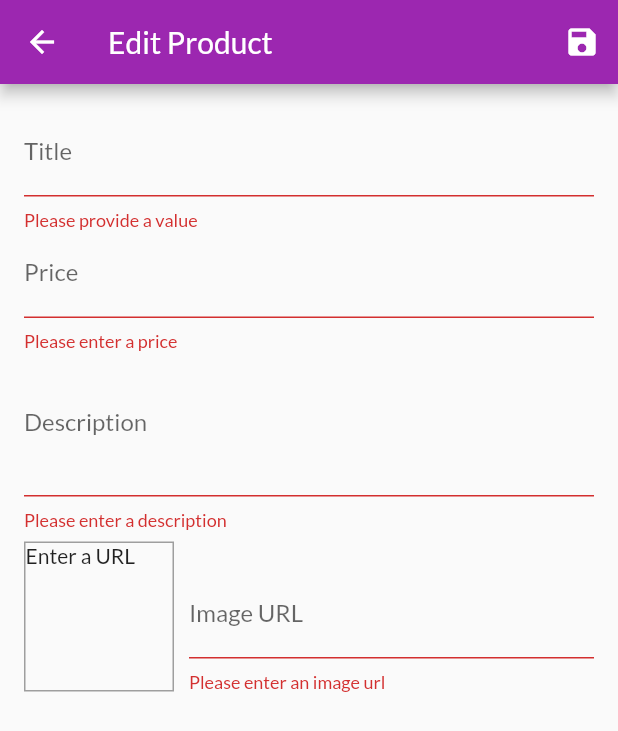
After one commit to fatih-arslan/flutter-shop-app, a Flutter app: the EditProductScreen screen opened by its route, after a tap on the "save" icon, on a phone screen of 412 x 824 dp. The commit adds this screen. Shown: the top 731 px of the screen. Run offline on Flutter 3.47's test engine with Material 2 defaults, Android fonts, the phone set to English and light mode, and no system bars; network calls fail.

Commit message:
add user input and forms

```diff
--- a/lib/providers/product.dart
+++ b/lib/providers/product.dart
@@ -1,7 +1,7 @@
 import 'package:flutter/foundation.dart';
 
 class Product with ChangeNotifier {
-  final String id;
+  final String? id;
   final String title;
   final String description;
   final double price;
--- a/lib/providers/products_provider.dart
+++ b/lib/providers/products.dart
@@ -61,8 +61,27 @@ class Products with ChangeNotifier {
   //   notifyListeners();
   // }
 
-  void addProduct() {
-    //_items.add(value);
+  void addProduct(Product product) {
+    final newProduct = Product(
+        id: DateTime.now().toString(),
+        title: product.title,
+        description: product.description,
+        price: product.price,
+        imageUrl: product.imageUrl);
+    _items.add(newProduct);
+    notifyListeners();
+  }
+
+  void updateProduct(String id, Product newProduct) {
+    final prodIndex = _items.indexWhere((prod) => prod.id == id);
+    if (prodIndex >= 0) {
+      _items[prodIndex] = newProduct;
+      notifyListeners();
+    } else {}
+  }
+
+  void deleteProduct(String id) {
+    _items.removeWhere((prod) => prod.id == id);
     notifyListeners();
   }
 }
--- /dev/null
+++ b/lib/screens/edit_product_screen.dart
@@ -0,0 +1,257 @@
+import 'package:flutter/material.dart';
+import 'package:provider/provider.dart';
+
+import '../providers/product.dart';
+import '../providers/products.dart';
+
+class EditProductScreen extends StatefulWidget {
+  static const routeName = '/edit-product';
+
+  const EditProductScreen({super.key});
+
+  @override
+  State<EditProductScreen> createState() => _EditProductScreenState();
+}
+
+class _EditProductScreenState extends State<EditProductScreen> {
+  final _priceFocusNode = FocusNode();
+  final _descriptionFocusNode = FocusNode();
+  final _imageUrlController = TextEditingController();
+  final _imageUrlFocusNode = FocusNode();
+  final _form = GlobalKey<FormState>();
+  var _editedProduct =
+      Product(id: null, title: '', price: 0, description: '', imageUrl: '');
+  var _initValues = {
+    'title': '',
+    'description': '',
+    'price': '',
+    'imageUrl': ''
+  };
+  var _isInit = true;
+
+  @override
+  void initState() {
+    _imageUrlFocusNode.addListener(_updateImageUrl);
+    super.initState();
+  }
+
+  @override
+  void didChangeDependencies() {
+    if (_isInit) {
+      final productId = ModalRoute.of(context)?.settings.arguments;
+      if (productId != null) {
+        _editedProduct = Provider.of<Products>(context, listen: false)
+            .findById(productId as String);
+        _initValues = {
+          'title': _editedProduct.title,
+          'description': _editedProduct.description,
+          'price': _editedProduct.price.toString(),
+          //'imageUrl': _editedProduct.imageUrl
+          'imageUrl': ''
+        };
+        _imageUrlController.text = _editedProduct.imageUrl;
+      }
+    }
+    _isInit = false;
+    super.didChangeDependencies();
+  }
+
+  @override
+  void dispose() {
+    _imageUrlFocusNode.removeListener(_updateImageUrl);
+    _priceFocusNode.dispose();
+    _descriptionFocusNode.dispose();
+    _imageUrlController.dispose();
+    _imageUrlFocusNode.dispose();
+    super.dispose();
+  }
+
+  void _updateImageUrl() {
+    if (!_imageUrlFocusNode.hasFocus) {
+      if (_imageUrlController.text.isEmpty ||
+          _imageUrlController.text.startsWith('http') &&
+              _imageUrlController.text.startsWith('https') ||
+          _imageUrlController.text.endsWith('png') &&
+              _imageUrlController.text.endsWith('jpg') &&
+              _imageUrlController.text.endsWith('jpeg')) {
+        return;
+      }
+
+      setState(() {});
+    }
+  }
+
+  void _saveForm() {
+    final isValid = _form.currentState!.validate();
+    if (!isValid) {
+      return;
+    }
+    _form.currentState!.save();
+    if (_editedProduct.id != null) {
+      Provider.of<Products>(context, listen: false)
+          .updateProduct(_editedProduct.id as String, _editedProduct);
+    } else {
+      Provider.of<Products>(context, listen: false).addProduct(_editedProduct);
+    }
+    Navigator.of(context).pop();
+  }
+
+  @override
+  Widget build(BuildContext context) {
+    return Scaffold(
+      appBar: AppBar(
+        title: const Text('Edit Product'),
+        actions: [
+          IconButton(onPressed: _saveForm, icon: const Icon(Icons.save))
+        ],
+      ),
+      body: Padding(
+        padding: const EdgeInsets.all(16.0),
+        child: Form(
+          key: _form,
+          child: ListView(
+            children: [
+              TextFormField(
+                initialValue: _initValues['title'],
+                decoration: const InputDecoration(labelText: 'Title'),
+                textInputAction: TextInputAction.next,
+                onFieldSubmitted: (_) {
+                  FocusScope.of(context).requestFocus(_priceFocusNode);
+                },
+                validator: (value) {
+                  if (value!.isEmpty) {
+                    return 'Please provide a value';
+                  }
+                  return null;
+                },
+                onSaved: (value) {
+                  _editedProduct = Product(
+                      id: _editedProduct.id,
+                      isFavorite: _editedProduct.isFavorite,
+                      title: value as String,
+                      description: _editedProduct.description,
+                      price: _editedProduct.price,
+                      imageUrl: _editedProduct.imageUrl);
+                },
+              ),
+              TextFormField(
+                initialValue: _initValues['price'],
+                decoration: const InputDecoration(labelText: 'Price'),
+                textInputAction: TextInputAction.next,
+                keyboardType: TextInputType.number,
+                focusNode: _priceFocusNode,
+                onFieldSubmitted: (_) {
+                  FocusScope.of(context).requestFocus(_descriptionFocusNode);
+                },
+                validator: (value) {
+                  if (value!.isEmpty) {
+                    return 'Please enter a price';
+                  }
+                  if (double.tryParse(value) == null) {
+                    return 'Please enter a valid number';
+                  }
+                  if (double.parse(value) <= 0) {
+                    return 'Please enter a number greater than zero';
+                  }
+                  return null;
+                },
+                onSaved: (value) {
+                  _editedProduct = Product(
+                      id: _editedProduct.id,
+                      isFavorite: _editedProduct.isFavorite,
+                      title: _editedProduct.title,
+                      description: _editedProduct.description,
+                      price: double.parse(value as String),
+                      imageUrl: _editedProduct.imageUrl);
+                },
+              ),
+              TextFormField(
+                initialValue: _initValues['description'],
+                decoration: const InputDecoration(labelText: 'Description'),
+                maxLines: 3,
+                textInputAction: TextInputAction.next,
+                keyboardType: TextInputType.multiline,
+                focusNode: _descriptionFocusNode,
+                validator: (value) {
+                  if (value!.isEmpty) {
+                    return 'Please enter a description';
+                  }
+                  if (value.length < 10) {
+                    return 'Should be at least 10 characters long';
+                  }
+                  return null;
+                },
+                onSaved: (value) {
+                  _editedProduct = Product(
+                      id: _editedProduct.id,
+                      isFavorite: _editedProduct.isFavorite,
+                      title: _editedProduct.title,
+                      description: value as String,
+                      price: _editedProduct.price,
+                      imageUrl: _editedProduct.imageUrl);
+                },
+              ),
+              Row(
+                crossAxisAlignment: CrossAxisAlignment.end,
+                children: [
+                  Container(
+                      width: 100,
+                      height: 100,
+                      margin: const EdgeInsets.only(top: 8, right: 10),
+                      decoration: BoxDecoration(
+                          border: Border.all(width: 1, color: Colors.grey)),
+                      child: _imageUrlController.text.isEmpty
+                          ? const Text('Enter a URL')
+                          : FittedBox(
+                              fit: BoxFit.cover,
+                              child: Image.network(_imageUrlController.text),
+                            )),
+                  Expanded(
+                    child: TextFormField(
+                      decoration:
+                          const InputDecoration(label: Text('Image URL')),
+                      keyboardType: TextInputType.url,
+                      textInputAction: TextInputAction.done,
+                      controller: _imageUrlController,
+                      onEditingComplete: () {
+                        setState(() {});
+                      },
+                      focusNode: _imageUrlFocusNode,
+                      onFieldSubmitted: (_) {
+                        _saveForm();
+                      },
+                      validator: (value) {
+                        if (value!.isEmpty) {
+                          return 'Please enter an image url';
+                        }
+                        if (!value.startsWith('http') &&
+                            !value.startsWith('https')) {
+                          return 'Please enter a valid URL';
+                        }
+                        if (!value.endsWith('png') &&
+                            !value.endsWith('jpg') &&
+                            !value.endsWith('jpeg')) {
+                          return 'Please enter a valid image URL';
+                        }
+                        return null;
+                      },
+                      onSaved: (value) {
+                        _editedProduct = Product(
+                            id: _editedProduct.id,
+                            isFavorite: _editedProduct.isFavorite,
+                            title: _editedProduct.title,
+                            description: _editedProduct.description,
+                            price: _editedProduct.price,
+                            imageUrl: value as String);
+                      },
+                    ),
+                  )
+                ],
+              )
+            ],
+          ),
+        ),
+      ),
+    );
+  }
+}
--- a/lib/screens/product_detail_screen.dart
+++ b/lib/screens/product_detail_screen.dart
@@ -1,7 +1,7 @@
 import 'package:flutter/material.dart';
 import 'package:provider/provider.dart';
 
-import '../providers/products_provider.dart';
+import '../providers/products.dart';
 
 class ProductDetailsScreen extends StatelessWidget {
   static const routeName = '/product-detail';
--- a/lib/widgets/app_drawer.dart
+++ b/lib/widgets/app_drawer.dart
@@ -1,4 +1,5 @@
 import 'package:flutter/material.dart';
+import 'package:shop_app/screens/user_products_screen.dart';
 
 import '../screens/orders_screen.dart';
 
@@ -21,12 +22,22 @@ class AppDrawer extends StatelessWidget {
             Navigator.of(context).pushReplacementNamed('/');
           },
         ),
+        const Divider(),
         ListTile(
           leading: const Icon(Icons.payment),
           title: const Text('Orders'),
           onTap: () {
             Navigator.of(context).pushReplacementNamed(OrdersScreen.routeName);
           },
+        ),
+        const Divider(),
+        ListTile(
+          leading: const Icon(Icons.edit),
+          title: const Text('Manage Products'),
+          onTap: () {
+            Navigator.of(context)
+                .pushReplacementNamed(UserProductsScreen.routeName);
+          },
         )
       ]),
     );
--- a/lib/widgets/products_grid.dart
+++ b/lib/widgets/products_grid.dart
@@ -4,7 +4,7 @@ import 'package:flutter/material.dart';
 import 'package:provider/provider.dart';
 
 import '../widgets/product_item.dart';
-import '../providers/products_provider.dart';
+import '../providers/products.dart';
 
 class ProductsGrid extends StatelessWidget {
   final bool showFavs;
```
Also changed, not shown: lib/main.dart (+7 -2 lines), lib/providers/cart.dart (+18 -0 lines), lib/screens/user_products_screen.dart (added, +47 -0 lines), lib/widgets/cart_item.dart (+21 -0 lines), lib/widgets/product_item.dart (+14 -1 lines), lib/widgets/user_product_item.dart (added, +50 -0 lines).
